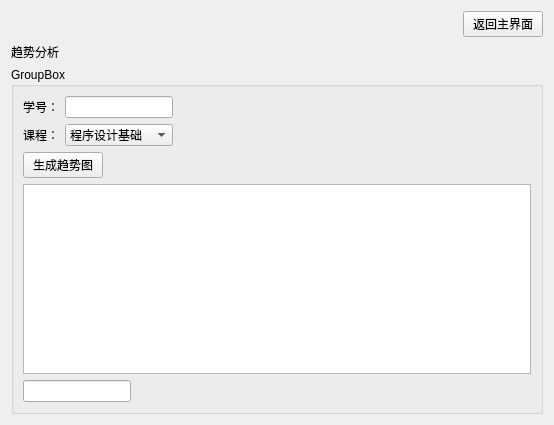
This is trend.ui in wmq-666/qt as Qt 5 draws it before an edit. The edited form follows.
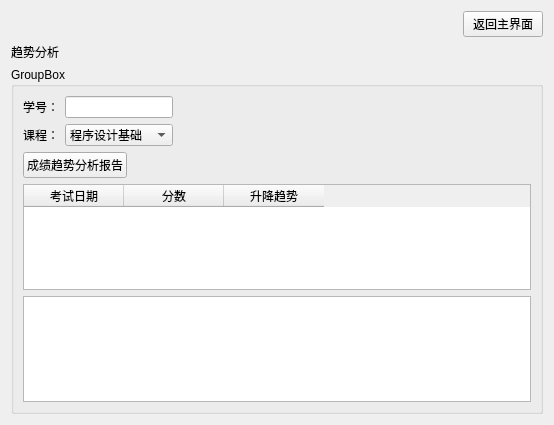
This is the edited form.

The edit to the form file:
```diff
--- a/trend.ui
+++ b/trend.ui
@@ -116,7 +116,7 @@
               <item>
                <widget class="QPushButton" name="btnGenerate">
                 <property name="text">
-                 <string>生成趋势图</string>
+                 <string>成绩趋势分析报告</string>
                 </property>
                </widget>
               </item>
@@ -151,10 +151,33 @@
            </spacer>
           </item>
           <item row="1" column="0" colspan="2">
-           <widget class="QTableWidget" name="tableHistory"/>
+           <widget class="QTableWidget" name="tableTrend">
+            <property name="columnCount">
+             <number>3</number>
+            </property>
+            <column>
+             <property name="text">
+              <string>考试日期</string>
+             </property>
+            </column>
+            <column>
+             <property name="text">
+              <string>分数</string>
+             </property>
+            </column>
+            <column>
+             <property name="text">
+              <string>升降趋势</string>
+             </property>
+            </column>
+           </widget>
           </item>
-          <item row="2" column="0">
-           <widget class="QLineEdit" name="lblAnalysis"/>
+          <item row="2" column="0" colspan="2">
+           <widget class="QTextEdit" name="txtAnalysis">
+            <property name="readOnly">
+             <bool>true</bool>
+            </property>
+           </widget>
           </item>
          </layout>
         </widget>
```
